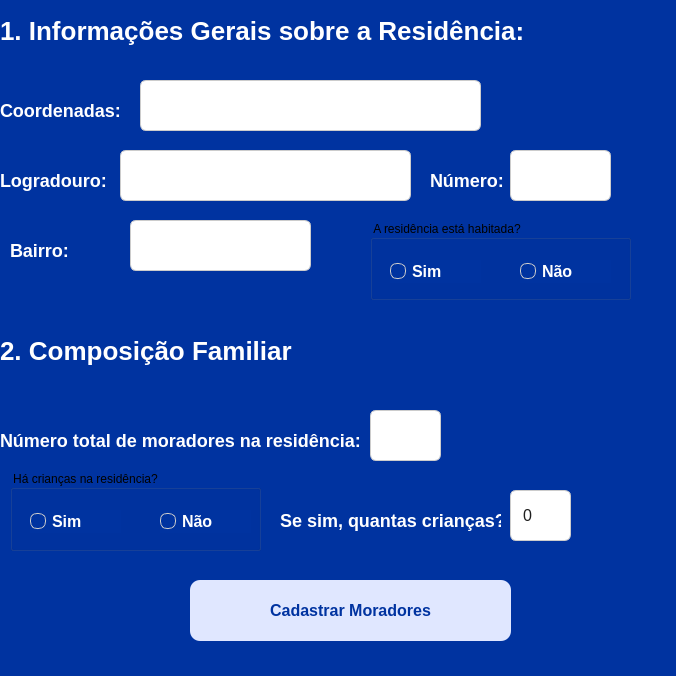
The window that code/frames/frm_Cadastro.ui (ArielAraujo18/ProjetoAcude) describes before a commit, drawn with Qt 5.
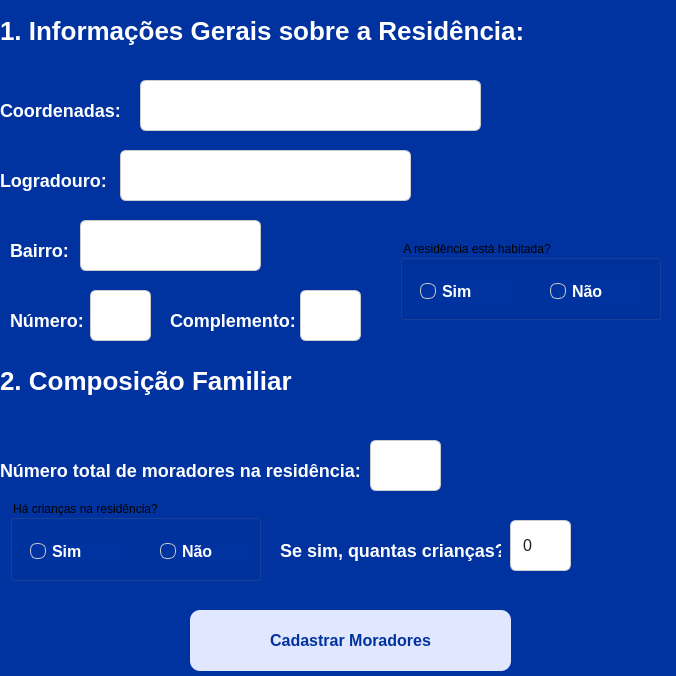
The same window after the commit. Icons and pictures are not drawn.

```diff
--- a/code/frames/frm_Cadastro.ui
+++ b/code/frames/frm_Cadastro.ui
@@ -240,7 +240,7 @@
    <property name="geometry">
     <rect>
      <x>190</x>
-     <y>580</y>
+     <y>610</y>
      <width>321</width>
      <height>61</height>
     </rect>
@@ -273,7 +273,7 @@
     <rect>
      <x>10</x>
      <y>230</y>
-     <width>121</width>
+     <width>61</width>
      <height>41</height>
     </rect>
    </property>
@@ -295,7 +295,7 @@
    <property name="geometry">
     <rect>
      <x>0</x>
-     <y>420</y>
+     <y>450</y>
      <width>371</width>
      <height>41</height>
     </rect>
@@ -341,7 +341,7 @@
    <property name="geometry">
     <rect>
      <x>370</x>
-     <y>410</y>
+     <y>440</y>
      <width>71</width>
      <height>51</height>
     </rect>
@@ -362,7 +362,7 @@
    <property name="geometry">
     <rect>
      <x>280</x>
-     <y>500</y>
+     <y>530</y>
      <width>221</width>
      <height>41</height>
     </rect>
@@ -384,8 +384,8 @@
   <widget class="QGroupBox" name="groupBox">
    <property name="geometry">
     <rect>
-     <x>370</x>
-     <y>220</y>
+     <x>400</x>
+     <y>240</y>
      <width>261</width>
      <height>80</height>
     </rect>
@@ -510,8 +510,8 @@
   <widget class="QLabel" name="lbl_numero">
    <property name="geometry">
     <rect>
-     <x>430</x>
-     <y>160</y>
+     <x>10</x>
+     <y>300</y>
      <width>81</width>
      <height>41</height>
     </rect>
@@ -534,7 +534,7 @@
    <property name="geometry">
     <rect>
      <x>510</x>
-     <y>490</y>
+     <y>520</y>
      <width>61</width>
      <height>51</height>
     </rect>
@@ -557,7 +557,7 @@
   <widget class="QLineEdit" name="txt_bairro_2">
    <property name="geometry">
     <rect>
-     <x>130</x>
+     <x>80</x>
      <y>220</y>
      <width>181</width>
      <height>51</height>
@@ -625,7 +625,7 @@
    <property name="geometry">
     <rect>
      <x>0</x>
-     <y>330</y>
+     <y>360</y>
      <width>681</width>
      <height>41</height>
     </rect>
@@ -668,9 +668,9 @@
   <widget class="QLineEdit" name="txt_numero">
    <property name="geometry">
     <rect>
-     <x>510</x>
-     <y>150</y>
-     <width>101</width>
+     <x>90</x>
+     <y>290</y>
+     <width>61</width>
      <height>51</height>
     </rect>
    </property>
@@ -690,7 +690,7 @@
    <property name="geometry">
     <rect>
      <x>10</x>
-     <y>470</y>
+     <y>500</y>
      <width>251</width>
      <height>81</height>
     </rect>
@@ -820,6 +820,50 @@
     <string/>
    </property>
   </widget>
+  <widget class="QLineEdit" name="txt_complemento">
+   <property name="geometry">
+    <rect>
+     <x>300</x>
+     <y>290</y>
+     <width>61</width>
+     <height>51</height>
+    </rect>
+   </property>
+   <property name="styleSheet">
+    <string notr="true">QLineEdit {
+    background-color: #FFFFFF;  
+    color: #1E1E1E;             
+    font-size: 16px;
+    padding: 6px 10px;
+    border: 1px solid #CCCCCC;
+    border-radius: 6px;
+}
+</string>
+   </property>
+  </widget>
+  <widget class="QLabel" name="lbl_complemento2">
+   <property name="geometry">
+    <rect>
+     <x>170</x>
+     <y>300</y>
+     <width>131</width>
+     <height>41</height>
+    </rect>
+   </property>
+   <property name="styleSheet">
+    <string notr="true">QLabel {
+    color: #FFFFFF;
+    font-size: 18px;
+    font-weight: 500;
+    background: transparent;
+    qproperty-alignment: 'AlignCenter';
+}
+</string>
+   </property>
+   <property name="text">
+    <string>Complemento:</string>
+   </property>
+  </widget>
  </widget>
  <resources>
   <include location="../att.qrc"/>
```
